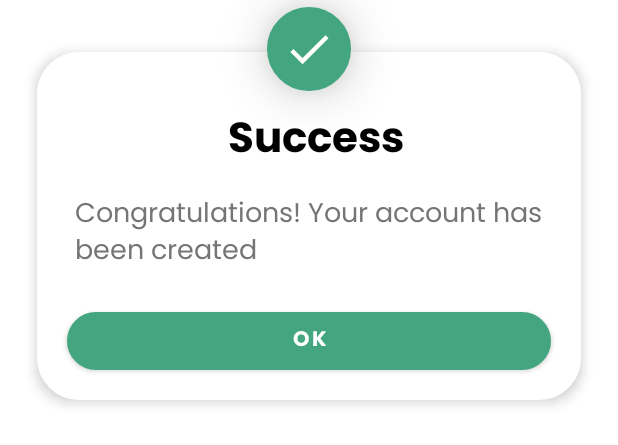
After one commit to GlucoPal/Mobile-Development, an Android app: the layout success_dialog.xml on its own in the app's theme, with its tools: preview values and no code run, on a phone screen of 412 x 824 dp. The commit adds this screen. Shown: the top 445 px of the screen. Run offline under Robolectric (Android 15) with nearby library versions, the phone set to English and light mode, and no system bars.

Commit message:
success dialog box

```diff
--- /dev/null
+++ b/app/src/main/res/drawable/baseline_done_24.xml
@@ -0,0 +1,5 @@
+<vector android:height="24dp" android:tint="#FFFFFF"
+    android:viewportHeight="24" android:viewportWidth="24"
+    android:width="24dp" xmlns:android="http://schemas.android.com/apk/res/android">
+    <path android:fillColor="@android:color/white" android:pathData="M9,16.2L4.8,12l-1.4,1.4L9,19 21,7l-1.4,-1.4L9,16.2z"/>
+</vector>
--- /dev/null
+++ b/app/src/main/res/drawable/dialog_bg.xml
@@ -0,0 +1,16 @@
+<?xml version="1.0" encoding="utf-8"?>
+<inset xmlns:android="http://schemas.android.com/apk/res/android"
+    android:insetLeft="5dp"
+    android:insetRight="5dp"
+    android:insetBottom="5dp"
+    android:insetTop="5dp">
+
+    <shape android:shape="rectangle">
+        <corners android:radius="25dp"/>
+        <solid android:color="@color/white"/>
+        <stroke android:width="5dp"
+            android:color="@color/white"/>
+
+    </shape>
+
+</inset>
--- /dev/null
+++ b/app/src/main/res/layout/success_dialog.xml
@@ -0,0 +1,70 @@
+<?xml version="1.0" encoding="utf-8"?>
+<androidx.constraintlayout.widget.ConstraintLayout xmlns:android="http://schemas.android.com/apk/res/android"
+    xmlns:tools="http://schemas.android.com/tools"
+    android:layout_width="match_parent"
+    android:layout_height="match_parent"
+    xmlns:app="http://schemas.android.com/apk/res-auto">
+
+    <LinearLayout
+        android:id="@+id/success_dialog_box"
+        android:layout_width="match_parent"
+        android:layout_height="wrap_content"
+        android:background="@drawable/dialog_bg"
+        android:layout_marginLeft="20dp"
+        android:layout_marginRight="20dp"
+        android:orientation="vertical"
+        android:padding="20dp"
+        android:elevation="5dp"
+        android:layout_marginTop="30dp"
+        app:layout_constraintTop_toTopOf="parent"
+        tools:layout_editor_absoluteX="20dp">
+
+        <TextView
+            android:layout_width="match_parent"
+            android:layout_height="wrap_content"
+            android:paddingLeft="10dp"
+            android:layout_marginTop="20dp"
+            android:textAlignment="center"
+            android:text="@string/success"
+            android:textColor="@color/black"
+            android:fontFamily="@font/poppins_bold"
+            android:textSize="28sp"
+            android:textStyle="bold"/>
+
+        <TextView
+            android:layout_width="match_parent"
+            android:layout_height="wrap_content"
+            android:paddingLeft="10dp"
+            android:paddingTop="10dp"
+            android:text="@string/success_desc"
+            android:textColor="@color/grey"
+            android:fontFamily="@font/poppins_regular"
+            android:textSize="18sp" />
+
+        <Button
+            android:id="@+id/ok_btn_id"
+            android:layout_width="match_parent"
+            android:layout_height="wrap_content"
+            android:layout_gravity="center"
+            android:layout_marginTop="20dp"
+            android:textStyle="bold"
+            android:background="@drawable/dialog_bg"
+            android:text="@string/ok"
+            android:fontFamily="@font/poppins_bold"
+            app:backgroundTint="@color/green_success" />
+
+    </LinearLayout>
+
+    <ImageView
+        android:layout_width="65dp"
+        android:layout_height="65dp"
+        android:background="@drawable/dialog_bg"
+        android:backgroundTint="@color/green_success"
+        android:src="@drawable/baseline_done_24"
+        android:elevation="20dp"
+        android:padding="15dp"
+        app:layout_constraintEnd_toEndOf="@+id/success_dialog_box"
+        app:layout_constraintStart_toStartOf="@+id/success_dialog_box"
+        app:layout_constraintTop_toTopOf="parent" />
+
+</androidx.constraintlayout.widget.ConstraintLayout>
--- a/app/src/main/res/values/colors.xml
+++ b/app/src/main/res/values/colors.xml
@@ -7,4 +7,6 @@
     <color name="teal_700">#FF018786</color>
     <color name="black">#FF000000</color>
     <color name="white">#FFFFFFFF</color>
+    <color name="green_success">#43A680</color>
+    <color name="grey">#757575</color>
 </resources>
--- a/app/src/main/res/values/strings.xml
+++ b/app/src/main/res/values/strings.xml
@@ -3,4 +3,7 @@
     <string name="title_home">Home</string>
     <string name="title_dashboard">Dashboard</string>
     <string name="title_history">History</string>
+    <string name="success_desc">Congratulations! Your account has been created</string>
+    <string name="ok">OK</string>
+    <string name="success">Success</string>
 </resources>
```
Also changed, not shown: app/src/main/res/font/poppins_bold.ttf (added), app/src/main/res/font/poppins_medium.ttf (added), app/src/main/res/font/poppins_regular.ttf (added).
